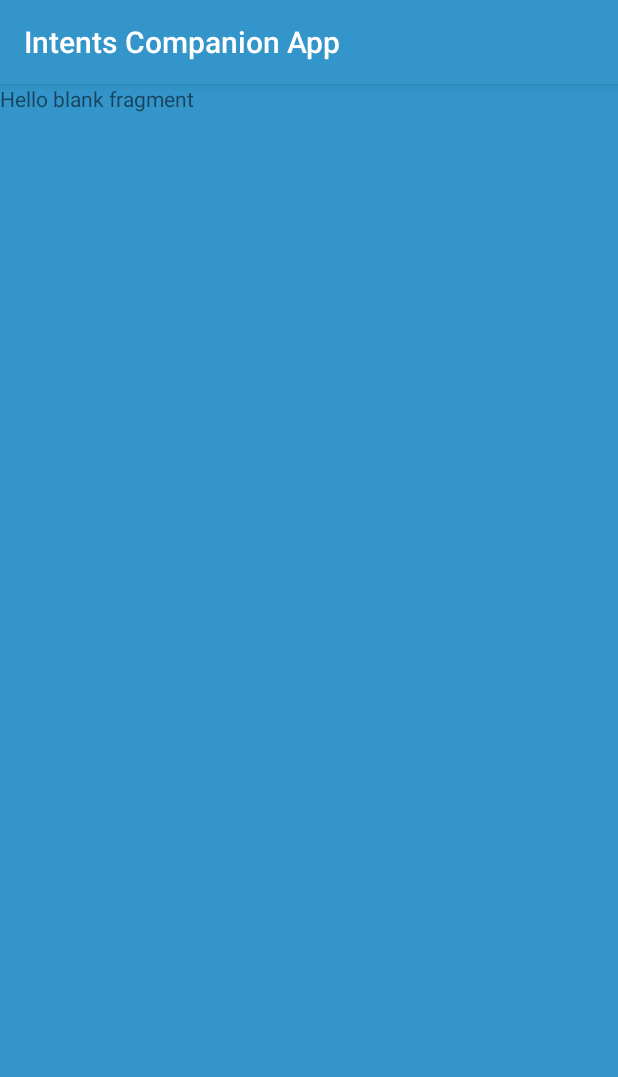
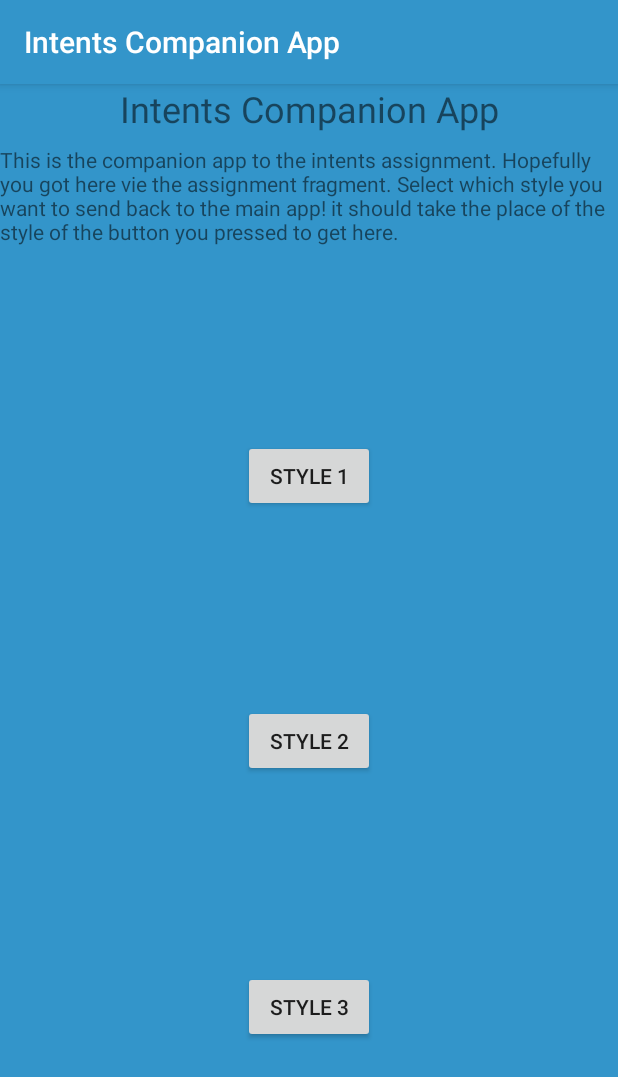
Before and after one commit to MaTTerCuBe/IntentCompanionApp, an Android app: the screen it shows after launch (MainActivity), on a phone screen of 412 x 824 dp. Shown: the top 1077 px of the screen. Run offline under Robolectric (Android 15) with nearby library versions, the phone set to English and light mode, and no system bars.

Commit message:
added buttons to the welcome page, giving them names and text.

```diff
--- a/app/src/main/res/layout/fragment_welcome.xml
+++ b/app/src/main/res/layout/fragment_welcome.xml
@@ -6,10 +6,54 @@
     android:layout_height="match_parent"
     android:background="@color/colorPrimary">
 
-    <!-- TODO: Update blank fragment layout -->
     <TextView
-        android:layout_width="match_parent"
-        android:layout_height="match_parent"
-        android:text="@string/hello_blank_fragment" />
+        android:id="@+id/welcome_fragment_title"
+        android:layout_width="wrap_content"
+        android:layout_height="wrap_content"
+        android:text="@string/welcome_title"
+        android:textSize="@dimen/header_2"
+        app:layout_constraintBottom_toBottomOf="parent"
+        app:layout_constraintEnd_toEndOf="parent"
+        app:layout_constraintStart_toStartOf="parent"
+        app:layout_constraintTop_toTopOf="parent"
+        app:layout_constraintVertical_bias="0.0" />
+
+    <TextView
+        android:id="@+id/welcome_fragment_description"
+        android:layout_width="wrap_content"
+        android:layout_height="wrap_content"
+        android:layout_marginTop="8dp"
+        android:text="@string/welcome_description"
+        app:layout_constraintEnd_toEndOf="parent"
+        app:layout_constraintStart_toStartOf="parent"
+        app:layout_constraintTop_toBottomOf="@+id/welcome_fragment_title" />
+
+    <Button
+        android:id="@+id/button_style1"
+        android:layout_width="wrap_content"
+        android:layout_height="wrap_content"
+        android:text="@string/button_1"
+        app:layout_constraintBottom_toTopOf="@+id/button_style2"
+        app:layout_constraintEnd_toEndOf="parent"
+        app:layout_constraintStart_toStartOf="parent"
+        app:layout_constraintTop_toBottomOf="@+id/welcome_fragment_description" />
+
+    <Button
+        android:id="@+id/button_style2"
+        android:layout_width="wrap_content"
+        android:layout_height="wrap_content"
+        android:text="@string/button_2"
+        app:layout_constraintBottom_toTopOf="@+id/button_style3"
+        app:layout_constraintStart_toStartOf="@+id/button_style1"
+        app:layout_constraintTop_toBottomOf="@+id/button_style1" />
+
+    <Button
+        android:id="@+id/button_style3"
+        android:layout_width="wrap_content"
+        android:layout_height="wrap_content"
+        android:text="@string/button_3"
+        app:layout_constraintBottom_toBottomOf="parent"
+        app:layout_constraintStart_toStartOf="@+id/button_style2"
+        app:layout_constraintTop_toBottomOf="@+id/button_style2" />
 
 </androidx.constraintlayout.widget.ConstraintLayout>
--- a/app/src/main/res/values/strings.xml
+++ b/app/src/main/res/values/strings.xml
@@ -1,6 +1,11 @@
 <resources>
     <string name="app_name">Intents Companion App</string>
 
-    <!-- TODO: Remove or change this placeholder text -->
+    <string name="welcome_title">Intents Companion App</string>
+    <string name="welcome_description">This is the companion app to the intents assignment.  Hopefully you got here vie the assignment fragment.  Select which style you want to send back to the main app! it should take the place of the style of the button you pressed to get here.</string>
+    <string name="button_1">Style 1</string>
+    <string name="button_2">Style 2</string>
+    <string name="button_3">Style 3</string>
+
     <string name="hello_blank_fragment">Hello blank fragment</string>
 </resources>
```
